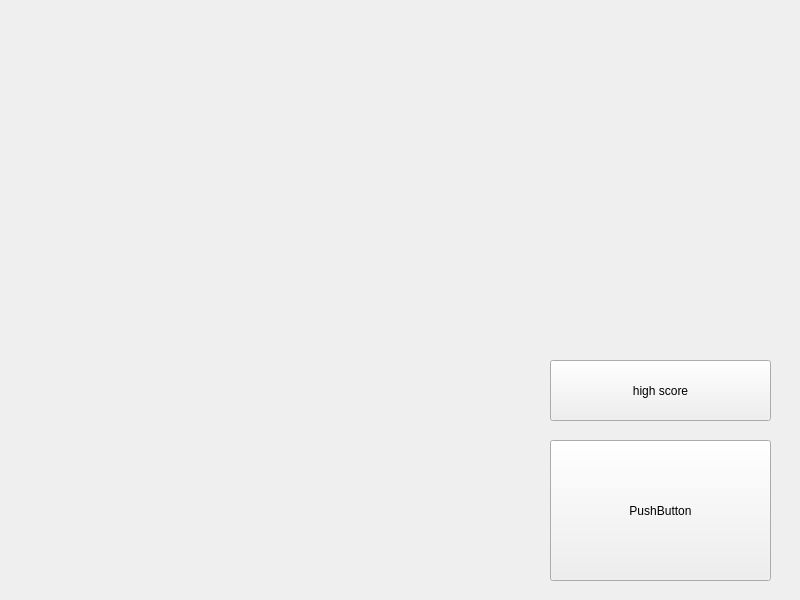
cryyin/DataStructure_final, file CBejeweledDlg.ui: the form before one commit.
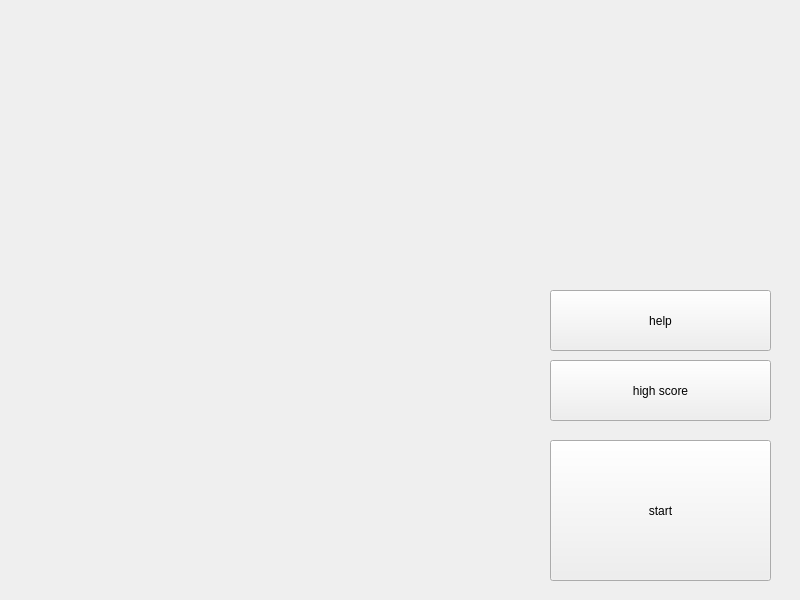
The form after the commit.

Diff of the .ui file:
```diff
--- a/CBejeweledDlg.ui
+++ b/CBejeweledDlg.ui
@@ -23,7 +23,7 @@
     </rect>
    </property>
    <property name="text">
-    <string>PushButton</string>
+    <string>start</string>
    </property>
   </widget>
   <widget class="QWidget" name="widget" native="true">
@@ -49,6 +49,19 @@
     <string>high score</string>
    </property>
   </widget>
+  <widget class="QPushButton" name="pushButton_3">
+   <property name="geometry">
+    <rect>
+     <x>550</x>
+     <y>290</y>
+     <width>221</width>
+     <height>61</height>
+    </rect>
+   </property>
+   <property name="text">
+    <string>help</string>
+   </property>
+  </widget>
  </widget>
  <resources/>
  <connections/>
```
